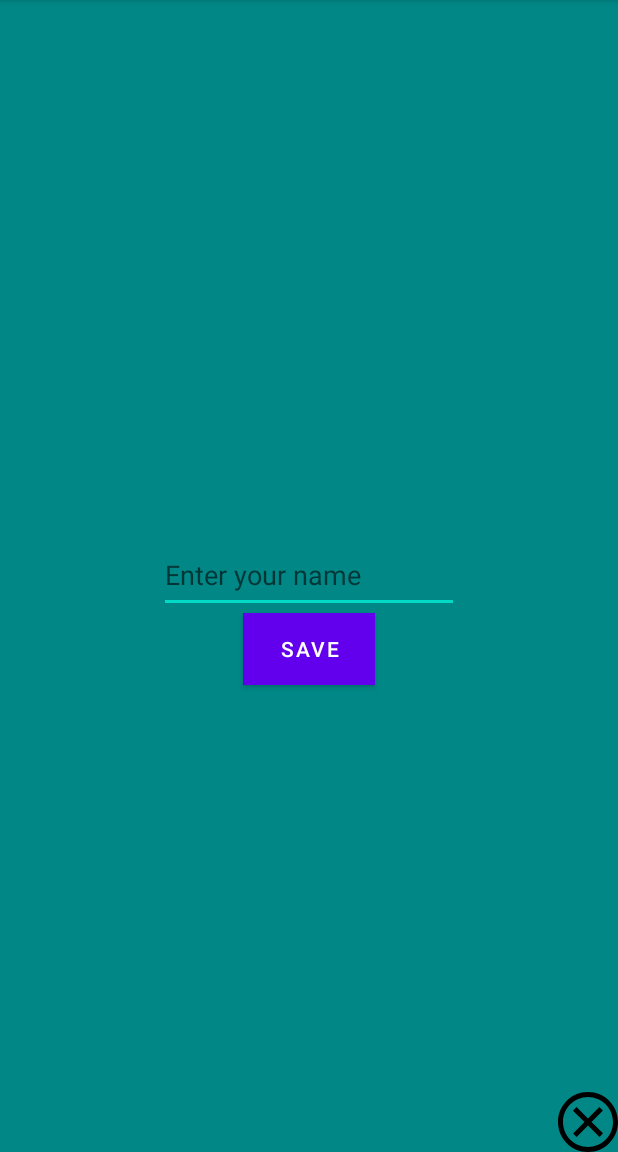
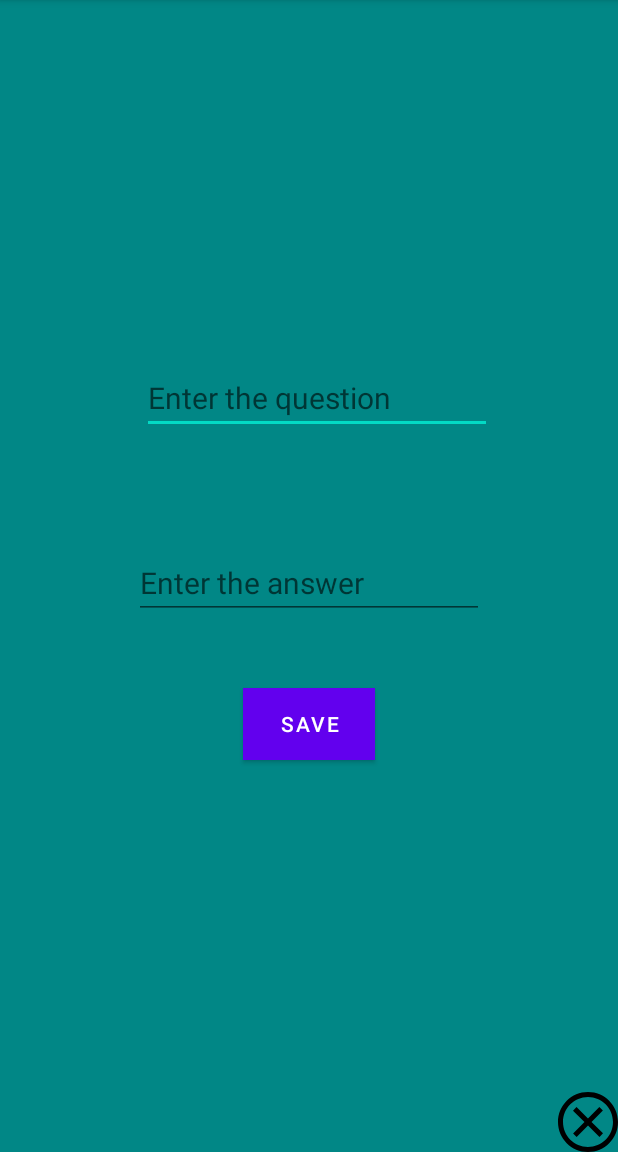
Before and after one commit to rubyshrestha1/Flashcard-App, an Android app: the AddCard screen opened directly, with no data from a screen before it, on a phone screen of 412 x 824 dp, the part 84-1236 px from its top. Run offline under Robolectric (Android 15) with nearby library versions, the phone set to English and light mode, and no system bars.

Commit message:
Worked on pulling data from one activity to another

```diff
--- a/app/src/main/java/com/example/codepath/AddCard.java
+++ b/app/src/main/java/com/example/codepath/AddCard.java
@@ -23,20 +23,22 @@ public class AddCard extends AppCompatActivity {
             }
 
             });
-
-        ((EditText) findViewById(R.id.editName)).getText().toString();
-
-        findViewById(R.id.save).setOnClickListener(new View.OnClickListener(){
-
+        ((Button) findViewById(R.id.save)).setOnClickListener(new View.OnClickListener() {
             @Override
             public void onClick(View view) {
+                String question= ((EditText)findViewById(R.id.userQuestion)).getText().toString();
+                String answer=  ((EditText)findViewById(R.id.userAnswer)).getText().toString();
+
                 Intent data= new Intent();
-                data.putExtra("name1",   ((EditText) findViewById(R.id.editName)).getText().toString());
+                data.putExtra("question",question);
+                data.putExtra("answer",  answer);
                 setResult(RESULT_OK, data);
                 finish();
+
             }
         });
 
 
+
     }
 }
--- a/app/src/main/java/com/example/codepath/MainActivity.java
+++ b/app/src/main/java/com/example/codepath/MainActivity.java
@@ -100,13 +100,19 @@ public class MainActivity extends AppCompatActivity {
 
             }
         });
+    }
 
-    }
     @Override
     protected void onActivityResult(int requestCode, int resultCode, Intent data) {
         super.onActivityResult(requestCode, resultCode, data);
-        if (requestCode == 100) { // this 100 needs to match the 100 we used when we called startActivityForResult!
-            String name1 = data.getExtras().getString("name1"); // 'string1' needs to match the key we used when we put the string in the Intent
+        if (requestCode == 100 && resultCode==RESULT_OK && data!=null) {
+            String question = data.getExtras().getString("question");
+            String answer = data.getExtras().getString("answer");
+            ((TextView) findViewById(R.id.Question1)).setText(question);
+            ((TextView) findViewById(R.id.Answer1)).setText(answer);
+            findViewById(R.id.Option1).setVisibility(View.INVISIBLE);
+            findViewById(R.id.Option2).setVisibility(View.INVISIBLE);
+            findViewById(R.id.Option3).setVisibility(View.INVISIBLE);
 
         }
     }
--- a/app/src/main/res/layout/activity_add_card.xml
+++ b/app/src/main/res/layout/activity_add_card.xml
@@ -20,22 +20,38 @@
         android:id="@+id/save"
         android:layout_width="wrap_content"
         android:layout_height="wrap_content"
-        android:background="@color/black"
-        android:text="Save"
-        android:layout_below="@+id/editName"
+        android:layout_below="@+id/userAnswer"
         android:layout_centerInParent="true"
-        >
-    </Button>
+        android:layout_marginTop="46dp"
+        android:background="@color/teal_700"
+        android:text="Save"></Button>
+
 
     <EditText
-        android:id="@+id/editName"
-        android:layout_width="200dp"
-        android:layout_height="50dp"
-        android:layout_centerInParent="true"
+        android:id="@+id/userQuestion"
+        android:layout_width="wrap_content"
+        android:layout_height="wrap_content"
+        android:layout_alignParentTop="true"
+        android:layout_alignParentEnd="true"
+        android:layout_centerHorizontal="true"
+        android:layout_marginTop="241dp"
+        android:layout_marginEnd="84dp"
         android:ems="10"
-        android:inputType="textPersonName"
-        android:textColor="#ffffff"
-        android:hint="Enter your name"
-        />
+        android:hint="Enter the question"
+        android:textColor="#000000"
+        android:textSize="20dp" />
+
+    <EditText
+        android:id="@+id/userAnswer"
+        android:layout_width="wrap_content"
+        android:layout_height="wrap_content"
+        android:layout_below="@+id/userQuestion"
+        android:layout_centerHorizontal="true"
+        android:layout_marginTop="75dp"
+        android:ems="10"
+        android:hint="Enter the answer"
+        android:textColor="#000000"
+        android:textSize="20dp"/>
+
 
 </RelativeLayout>
```
